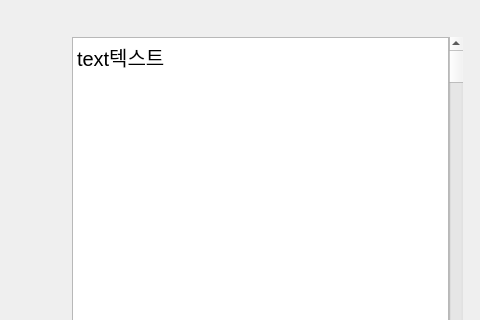
Above: src/Widgets/SimpleTranslatePopup.ui from KimYubin/SolTranslator before the change; both pictures show x 0 to 480 and y 0 to 320 of the 610 by 550 pixel window. Below: the same form after it.
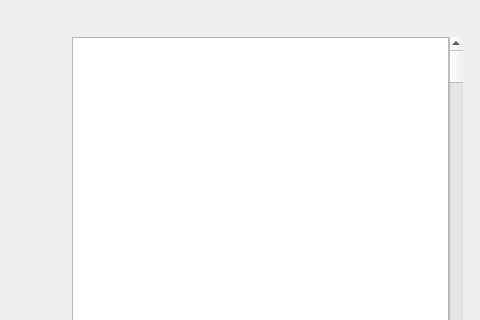
That is the form after the change.

The edit to the form file:
```diff
--- a/src/Widgets/SimpleTranslatePopup.ui
+++ b/src/Widgets/SimpleTranslatePopup.ui
@@ -115,16 +115,6 @@
             <property name="readOnly">
              <bool>true</bool>
             </property>
-            <property name="html">
-             <string>&lt;!DOCTYPE HTML PUBLIC &quot;-//W3C//DTD HTML 4.0//EN&quot; &quot;http://www.w3.org/TR/REC-html40/strict.dtd&quot;&gt;
-&lt;html&gt;&lt;head&gt;&lt;meta name=&quot;qrichtext&quot; content=&quot;1&quot; /&gt;&lt;meta charset=&quot;utf-8&quot; /&gt;&lt;style type=&quot;text/css&quot;&gt;
-p, li { white-space: pre-wrap; }
-hr { height: 1px; border-width: 0; }
-li.unchecked::marker { content: &quot;\2610&quot;; }
-li.checked::marker { content: &quot;\2612&quot;; }
-&lt;/style&gt;&lt;/head&gt;&lt;body style=&quot; font-family:'맑은 고딕'; font-size:15pt; font-weight:400; font-style:normal;&quot;&gt;
-&lt;p style=&quot; margin-top:0px; margin-bottom:0px; margin-left:0px; margin-right:0px; -qt-block-indent:0; text-indent:0px;&quot;&gt;text텍스트&lt;/p&gt;&lt;/body&gt;&lt;/html&gt;</string>
-            </property>
            </widget>
           </item>
           <item>
```
Left out of the diff: 3 changed lines with no effect on the pictures.
